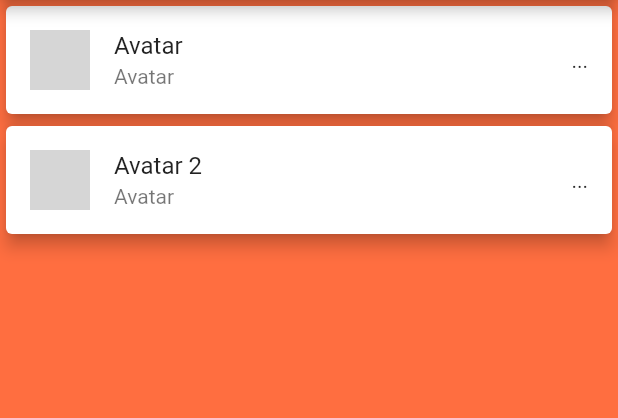
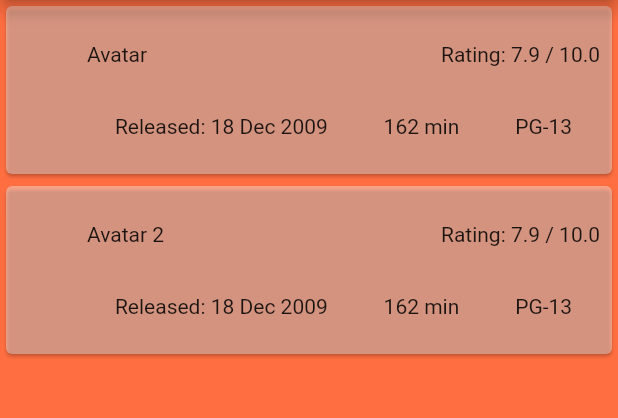
Before and after one commit to codr-mayank/movie_app-android, a Flutter app: the screen it shows after launch, on a phone screen of 412 x 824 dp, the part 84-502 px from its top. Run offline on Flutter 3.47's test engine with Material 2 defaults, Android fonts, the phone set to English and light mode, and no system bars; grey boxes are pictures that could not be loaded.

Commit message:
customize row in list tiles

```diff
--- a/lib/ui/home.dart
+++ b/lib/ui/home.dart
@@ -30,41 +30,80 @@ class MovieListView extends StatelessWidget {
       body: ListView.builder(
           itemCount: movieList.length,
           itemBuilder: (BuildContext context, int index) {
-            return Card(
-              elevation: 4.5,
-              color: Colors.white,
-              child: ListTile(
-                leading: CircleAvatar(
-                  child: Container(
-                    width: 200,
-                    height: 200,
-                    decoration: BoxDecoration(
-                        // color: Colors.blue,
-                        image: DecorationImage(
-                          image: NetworkImage(movieList[index].poster),
-                          fit: BoxFit.cover
-                        ),
-                        borderRadius: BorderRadius.circular(13.9)),
-                    child: null,
-                  ),
+            return movieCard(movieList[index], context);
+            // return Card(
+            //   elevation: 4.5,
+            //   color: Colors.white,
+            //   child: ListTile(
+            //     leading: CircleAvatar(
+            //       child: Container(
+            //         width: 200,
+            //         height: 200,
+            //         decoration: BoxDecoration(
+            //             // color: Colors.blue,
+            //             image: DecorationImage(
+            //               image: NetworkImage(movieList[index].poster),
+            //               fit: BoxFit.cover
+            //             ),
+            //             borderRadius: BorderRadius.circular(13.9)),
+            //         child: null,
+            //       ),
+            //     ),
+            //     trailing: Text('...'),
+            //     title: Text(movieList[index].title),
+            //     subtitle: Text('${movieList[0].title}'),
+            //     // onTap: () =>
+            //     //     debugPrint('Movie name: ${movies.elementAt(index)}'),
+            //     onTap: () {
+            //       Navigator.push(
+            //           context,
+            //           MaterialPageRoute(
+            //               builder: (context) => MovieListViewDetails(
+            //                     movieName: movieList.elementAt(index).title,
+            //                     movie: movieList[index],
+            //                   )));
+            //     },
+            //   ),
+            // );
+          }),
+    );
+  }
+
+  Widget movieCard(Movie movie, BuildContext context) {
+    return InkWell(
+      child: Container(
+        width: MediaQuery.of(context).size.width,
+        height: 120.0,
+        child: Card(
+          color: Colors.white38,
+          child: Padding(
+            padding: const EdgeInsets.only(
+                top: 8.0, bottom: 8.0, left: 54.0, right: 8.0),
+            child: Column(
+              crossAxisAlignment: CrossAxisAlignment.start,
+              mainAxisAlignment: MainAxisAlignment.spaceAround,
+              children: <Widget>[
+                Row(
+                  mainAxisAlignment: MainAxisAlignment.spaceBetween,
+                  children: <Widget>[
+                    Text(movie.title),
+                    Text('Rating: ${movie.imdbRating} / 10.0')
+                  ],
                 ),
-                trailing: Text('...'),
-                title: Text(movieList[index].title),
-                subtitle: Text('${movieList[0].title}'),
-                // onTap: () =>
-                //     debugPrint('Movie name: ${movies.elementAt(index)}'),
-                onTap: () {
-                  Navigator.push(
-                      context,
-                      MaterialPageRoute(
-                          builder: (context) => MovieListViewDetails(
-                                movieName: movieList.elementAt(index).title,
-                                movie: movieList[index],
-                              )));
-                },
-              ),
-            );
-          }),
+                Row(
+                  mainAxisAlignment: MainAxisAlignment.spaceAround,
+                  children: <Widget>[
+                    Text('Released: ${movie.released}'),
+                    Text(movie.runtime),
+                    Text(movie.rated)
+                  ],
+                )
+              ],
+            ),
+          ),
+        ),
+      ),
+      onTap: () => debugPrint(movie.title),
     );
   }
 }
```
